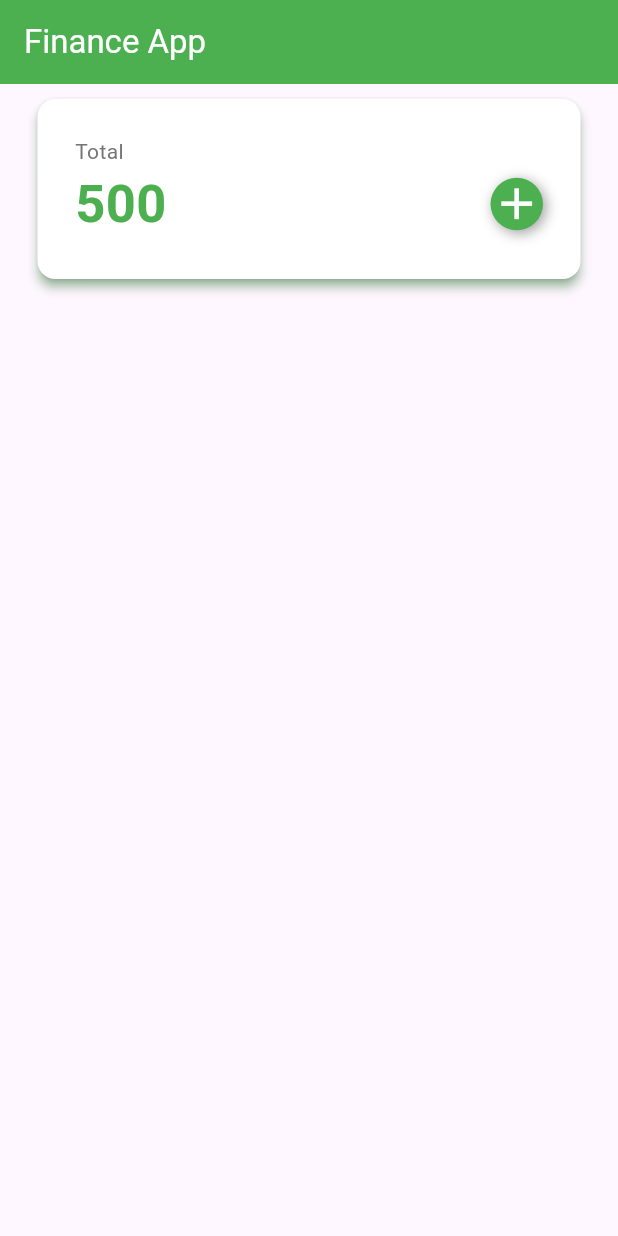
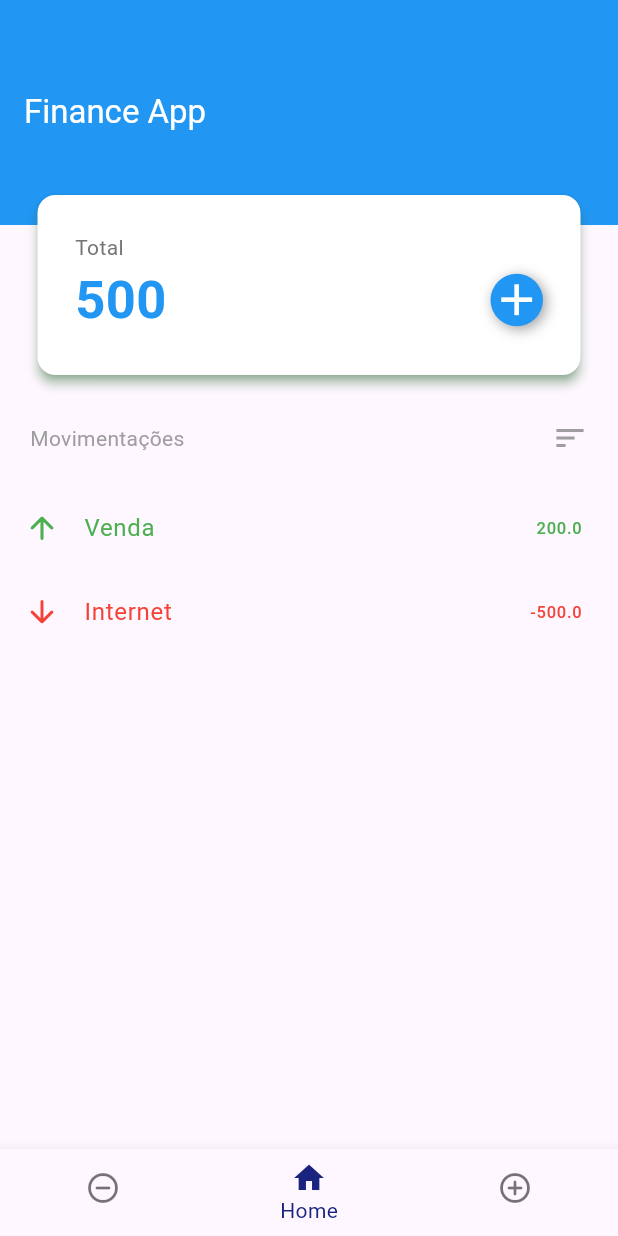
Before and after one commit to Leandro208/app_finance_flutter, a Flutter app: the screen it shows after launch, on a phone screen of 412 x 824 dp. Run offline on Flutter 3.47's test engine with Material 3 defaults, Android fonts, the phone set to English and light mode, and no system bars.

Commit message:
feat: Criando layout inicial da pagina Home

```diff
--- a/lib/main.dart
+++ b/lib/main.dart
@@ -1,4 +1,4 @@
-import 'package:app_finance_flutter/telas/home_page.dart';
+import 'package:app_finance_flutter/telas/inicial_page.dart';
 import 'package:flutter/material.dart';
 
 void main(){
@@ -11,7 +11,7 @@ class MyApp extends StatelessWidget {
   @override
   Widget build(BuildContext context) {
     return MaterialApp(
-      home: const HomePage(),
+      home: const InicialPage(),
       theme: ThemeData().copyWith(
           colorScheme: ThemeData().colorScheme.copyWith(
                 primary: Colors.blue,
--- a/lib/telas/home_page.dart
+++ b/lib/telas/home_page.dart
@@ -1,5 +1,7 @@
 import 'package:app_finance_flutter/utils/app_colors.dart';
+import 'package:flutter/cupertino.dart';
 import 'package:flutter/material.dart';
+import 'package:flutter/widgets.dart';
 
 class HomePage extends StatefulWidget {
   const HomePage({super.key});
@@ -12,26 +14,33 @@ class _HomePageState extends State<HomePage> {
   @override
   Widget build(BuildContext context) {
     return Scaffold(
-      appBar: AppBar(
+      body: Column(
+        children: [
+          Stack(
+            children: [
+              AppBar(
                 title: const Text(
                   "Finance App",
                   style: TextStyle(color: Colors.white),
                 ),
                 backgroundColor: AppColors.primaryColor,
+                toolbarHeight: 150,
               ),
-      body: Column(
-        children: [
-          Card(
+              Align(
+                child: Card(
                   elevation: 3,
                   color: Colors.white,
                   shadowColor: Colors.green,
-            margin: const EdgeInsets.fromLTRB(25, 10, 25, 10),
+                  margin: const EdgeInsets.fromLTRB(25, 130, 25, 10),
                   child: Container(
                       padding: const EdgeInsets.all(25.0),
                       child: Column(
                         crossAxisAlignment: CrossAxisAlignment.start,
                         children: [
-                    Text("Total", style: TextStyle(color: Colors.grey[600]),),
+                          Text(
+                            "Total",
+                            style: TextStyle(color: Colors.grey[600]),
+                          ),
                           Row(
                             mainAxisAlignment: MainAxisAlignment.spaceBetween,
                             children: [
@@ -64,8 +73,40 @@ class _HomePageState extends State<HomePage> {
                         ],
                       )),
                 ),
+              ),
+            ],
+          ),
+          Expanded(
+            child: Container(
+              child: Column(
+                children: [
+                 Padding(
+                   padding: const EdgeInsets.all(20.0),
+                   child: Row(
+                    mainAxisAlignment: MainAxisAlignment.spaceBetween,
+                    children: [
+                    Text('Movimentações', style: TextStyle(color: Colors.grey),),
+                    Icon(Icons.sort, color: Colors.grey,)
+                   ],),
+                 ),
+                  exibirMovimentacao(Icons.arrow_upward_rounded, Colors.green, 'Venda', 200),
+                  exibirMovimentacao(Icons.arrow_downward_rounded, Colors.red, 'Internet', -500)
+                ],
+              ),
+            ),
+          ),
         ],
       ),
     );
   }
 }
+
+ListTile exibirMovimentacao(IconData icone, Color cor, String descricao, double valor) {
+  return ListTile(
+    leading: Icon(icone),
+    title: Text(descricao),
+    trailing: Text('$valor'),
+    iconColor: cor,
+    textColor: cor,
+  );
+}
--- /dev/null
+++ b/lib/telas/inicial_page.dart
@@ -0,0 +1,60 @@
+import 'package:app_finance_flutter/telas/despesa_resumo.dart';
+import 'package:app_finance_flutter/telas/home_page.dart';
+import 'package:app_finance_flutter/telas/receitas_resumo.dart';
+import 'package:app_finance_flutter/utils/app_colors.dart';
+import 'package:flutter/cupertino.dart';
+import 'package:flutter/material.dart';
+
+class InicialPage extends StatefulWidget {
+  const InicialPage({super.key});
+
+  @override
+  State<InicialPage> createState() => _InicialPageState();
+}
+
+class _InicialPageState extends State<InicialPage> {
+
+  int _selectedIndex = 1;
+  bool _showLabels = true;
+
+  final List<Widget> _pages = [
+    const DespesasResumo(),
+    const HomePage(),
+    const ReceitasResumo(),
+  ];
+
+  void _onItemTapped(int index) {
+    setState(() {
+      _selectedIndex = index;
+      _showLabels = true;
+    });
+  }
+
+  @override
+  Widget build(BuildContext context) {
+    return Scaffold(
+      body: _pages[_selectedIndex],
+      bottomNavigationBar: BottomNavigationBar(
+        showSelectedLabels: _showLabels, // Mostra o rótulo apenas do item selecionado
+        showUnselectedLabels: false,
+        items: [
+          BottomNavigationBarItem(
+            icon: Icon(Icons.remove_circle_outline_rounded),
+            label: 'Despesas',
+          ),
+          BottomNavigationBarItem(
+            icon: Icon(Icons.home),
+            label: 'Home',
+          ),
+          BottomNavigationBarItem(
+            icon: Icon(Icons.add_circle_outline_rounded),
+            label: 'Receitas',
+          ),
+        ],
+        currentIndex: _selectedIndex,
+        selectedItemColor: AppColors.secondaryColor,
+        onTap: _onItemTapped,
+      ),
+    );
+  }
+}
--- a/lib/utils/app_colors.dart
+++ b/lib/utils/app_colors.dart
@@ -1,6 +1,8 @@
 import 'package:flutter/material.dart';
 
 class AppColors {
-  static const Color primaryColor = Colors.green;
-  static const Color secondaryColor = Colors.green;
+  static const Color primaryColor = Colors.blue;
+  static const Color secondaryColor = Color.fromARGB(255, 26, 35, 126);
+  static const Color despesaColor = Colors.red;
+  static const Color receitaColor = Colors.green;
 }
```
Also changed, not shown: lib/telas/despesa_resumo.dart (added, +27 -0 lines), lib/telas/receitas_resumo.dart (added, +28 -0 lines). Lines whose indentation alone changed are shown as unchanged.
